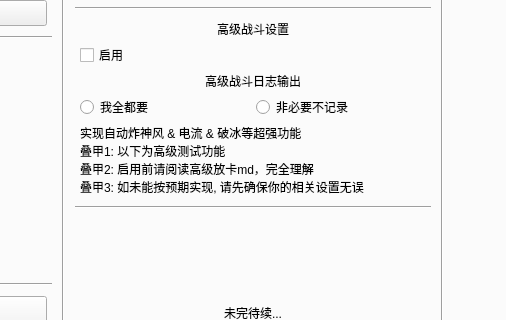
Above: resource/ui/FAA_3.0.ui from StareAbyss/FoodsVsMiceAutoAssistant before the change; both pictures show x 321 to 827 and y 340 to 660 of the 1100 by 770 pixel window. Below: the same form after it.
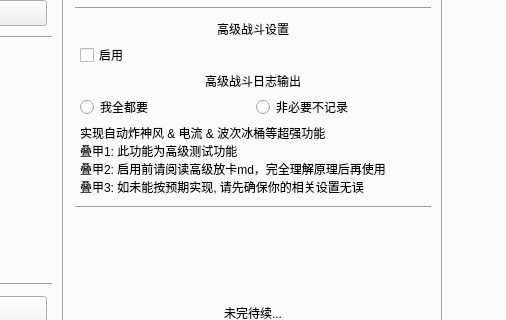
That is the form after the change. The open tabs and pages were chosen to show the change. Custom widgets are drawn as their Qt base class.

Commit message: 1.5.0 beta1 修正造谣描述

Patch:
```diff
--- a/resource/ui/FAA_3.0.ui
+++ b/resource/ui/FAA_3.0.ui
@@ -9000,9 +9000,9 @@
               <item>
                <widget class="QLabel" name="label_2">
                 <property name="text">
-                 <string>实现自动炸神风 &amp; 电流 &amp; 破冰等超强功能
-叠甲1: 以下为高级测试功能
-叠甲2: 启用前请阅读高级放卡md，完全理解
+                 <string>实现自动炸神风 &amp; 电流 &amp; 波次冰桶等超强功能
+叠甲1: 此功能为高级测试功能
+叠甲2: 启用前请阅读高级放卡md，完全理解原理后再使用
 叠甲3: 如未能按预期实现, 请先确保你的相关设置无误</string>
                 </property>
                </widget>
```
The commit also changes 1 other file.
